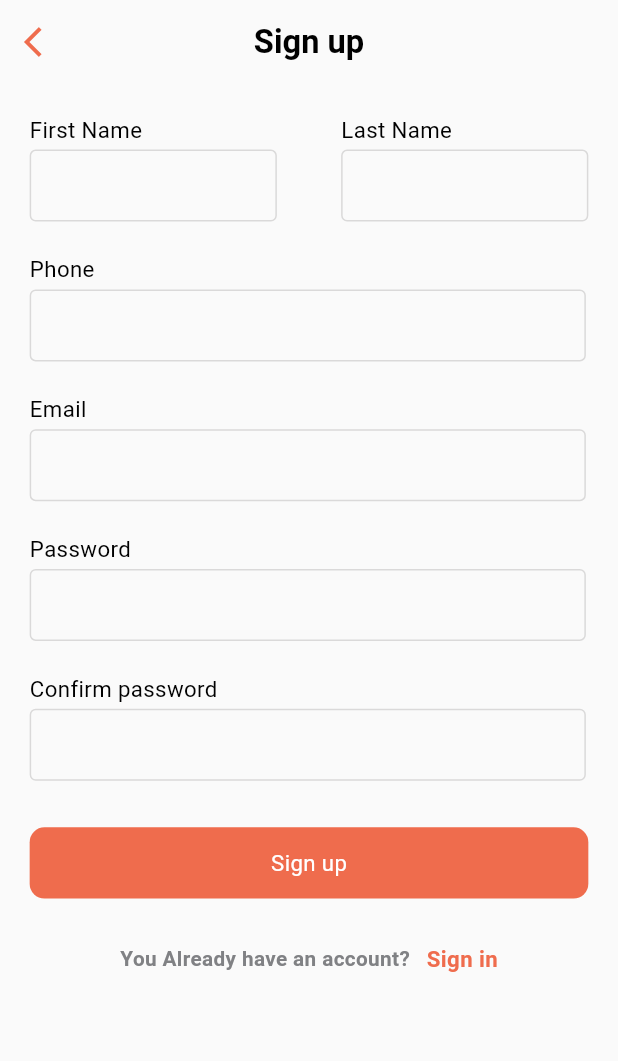
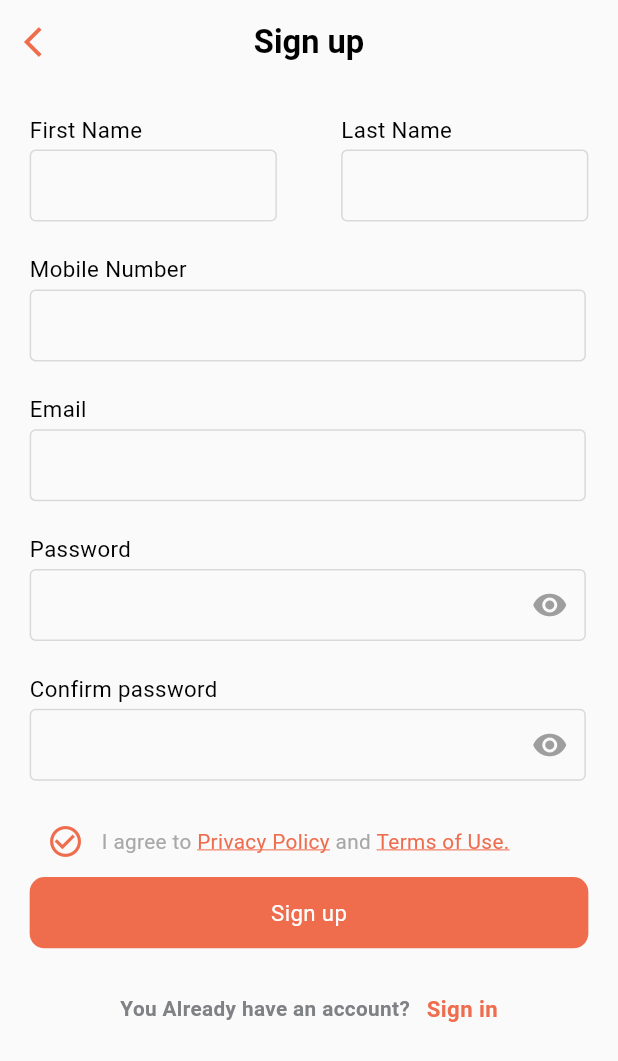
Before and after one commit to Hussein2077/pile_up, a Flutter app: the SignUpScreen screen opened by its route, on a phone screen of 412 x 824 dp. Shown: the top 1061 px of the screen. Run offline on Flutter 3.47's test engine with Material 3 defaults, Android fonts, the light colour scheme and no system bars; drawn by our look-alikes of flutter_animate; our stand-ins replace carousel_slider, dartz, dio, dropdown_button2, easy_localization, equatable and 8 more; missing offline and left inert: animated_float_action_button; accounts and stored records are empty.

Commit message:
change phone to mobile num add hide and show password icon add terms and conditions to signup page

```diff
--- a/lib/core/resource_manager/string_manager.dart
+++ b/lib/core/resource_manager/string_manager.dart
@@ -45,7 +45,7 @@ class StringManager {
   static const String pilesIAm = "Piles I'm in";
   static const String firstName = "First Name";
   static const String secondName = "Last Name";
-  static const String phoneNum = "Phone";
+  static const String phoneNum = "Mobile Number";
   static const String edit = "Edit";
   static const String login = " Login";
   static const String email = "Email";
--- a/lib/features/auth/presentation/signup/sign_up.dart
+++ b/lib/features/auth/presentation/signup/sign_up.dart
@@ -57,6 +57,9 @@ class _SignUpScreenState extends State<SignUpScreen> {
     super.dispose();
   }
 
+  bool isVisible = false;
+  bool selected = false;
+
   @override
   Widget build(BuildContext context) {
     return Scaffold(
@@ -67,7 +70,6 @@ class _SignUpScreenState extends State<SignUpScreen> {
           child: Column(
             crossAxisAlignment: CrossAxisAlignment.start,
             children: [
-
               Row(
                 children: [
                   ColumnWithTextField(
@@ -94,13 +96,87 @@ class _SignUpScreenState extends State<SignUpScreen> {
               ColumnWithTextField(
                 text: StringManager.password.tr(),
                 controller: passwordController,
+                obscureText: isVisible,
+                suffixIcon: InkWell(
+                  onTap: () {
+                    setState(() {
+                      isVisible = !isVisible;
+                    });
+                  },
+                  child: Icon(
+                    isVisible ? Icons.visibility_off : Icons.visibility,
+                    color: Colors.grey,
+                  ),
+                ),
               ),
               ColumnWithTextField(
                 text: StringManager.confirmPassword.tr(),
                 controller: passwordConfirmController,
+                obscureText: isVisible,
+                suffixIcon: InkWell(
+                  onTap: () {
+                    setState(() {
+                      isVisible = !isVisible;
+                    });
+                  },
+                  child: Icon(
+                    isVisible ? Icons.visibility_off : Icons.visibility,
+                    color: Colors.grey,
+                  ),
+                ),
               ),
               SizedBox(
-                height: AppSize.defaultSize! * 3,
+                height: AppSize.defaultSize! * 1.5,
+              ),
+              Row(
+                children: [
+                  IconButton(
+                    onPressed: () {
+                      setState(() {
+                        selected = !selected;
+                      });
+                    },
+                    icon: Icon(
+                      selected
+                          ? Icons.check_circle
+                          : Icons.check_circle_outline,
+                      color: AppColors.primaryColor,
+                      size: AppSize.defaultSize! * 2.5,
+                    ),
+                  ),
+                  Text(
+                    'I agree to ',
+                    style: TextStyle(
+                      color: AppColors.borderColor,
+                      fontSize: AppSize.defaultSize! * 1.4,
+                    ),
+                  ),
+                  Text(
+                    'Privacy Policy ',
+                    style: TextStyle(
+                      decoration: TextDecoration.underline,
+                      decorationColor: AppColors.primaryColor,
+                      color: AppColors.primaryColor,
+                      fontSize: AppSize.defaultSize! * 1.4,
+                    ),
+                  ),
+                  Text(
+                    'and ',
+                    style: TextStyle(
+                      color: AppColors.borderColor,
+                      fontSize: AppSize.defaultSize! * 1.4,
+                    ),
+                  ),
+                  Text(
+                    'Terms of Use.',
+                    style: TextStyle(
+                      decoration: TextDecoration.underline,
+                      decorationColor: AppColors.primaryColor,
+                      color: AppColors.primaryColor,
+                      fontSize: AppSize.defaultSize! * 1.4,
+                    ),
+                  ),
+                ],
               ),
               MainButton(
                 text: StringManager.signUp.tr(),
--- a/lib/features/my_piles/presentation/my_piles.dart
+++ b/lib/features/my_piles/presentation/my_piles.dart
@@ -4,7 +4,6 @@ import 'package:flutter/material.dart';
 import 'package:flutter_animate/flutter_animate.dart';
 import 'package:persistent_bottom_nav_bar/persistent_tab_view.dart';
 import 'package:pile_up/core/resource_manager/colors.dart';
-import 'package:pile_up/core/resource_manager/routes.dart';
 import 'package:pile_up/core/resource_manager/string_manager.dart';
 import 'package:pile_up/core/utils/app_size.dart';
 import 'package:pile_up/core/widgets/app_bar.dart';
@@ -13,7 +12,6 @@ import 'package:pile_up/core/widgets/cutom_text.dart';
 import 'package:pile_up/features/main_screen.dart';
 import 'package:pile_up/features/my_piles/presentation/componants/pile_options/pile_options.dart';
 import 'package:pile_up/features/my_piles/presentation/widgets/folder.dart';
-import 'package:pile_up/main.dart';
 
 class MyPiles extends StatefulWidget {
   const MyPiles({super.key});
```
